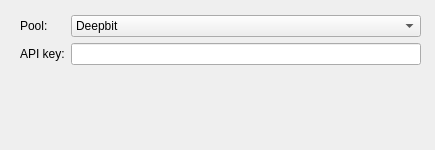
First picture: the form in contents/ui/settings_general.ui, repository KNIGHTTH0R/plasma-widget-bitcoinmonitor, before the edit.
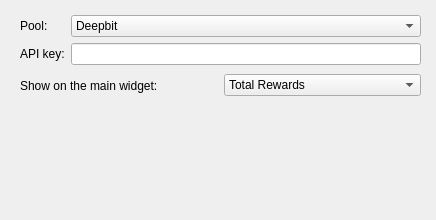
Second picture: the form after the edit. Custom widgets are drawn as their Qt base class.

Commit message: Add an option to set the value shown in the main widget.

Patch:
```diff
--- a/contents/ui/settings_general.ui
+++ b/contents/ui/settings_general.ui
@@ -6,8 +6,8 @@
    <rect>
     <x>0</x>
     <y>0</y>
-    <width>435</width>
-    <height>150</height>
+    <width>436</width>
+    <height>220</height>
    </rect>
   </property>
   <property name="sizePolicy">
@@ -19,7 +19,7 @@
   <property name="minimumSize">
    <size>
     <width>435</width>
-    <height>150</height>
+    <height>220</height>
    </size>
   </property>
   <widget class="QWidget" name="layoutWidget">
@@ -97,6 +97,54 @@
     </item>
    </layout>
   </widget>
+  <widget class="QWidget" name="layoutWidget">
+   <property name="geometry">
+    <rect>
+     <x>20</x>
+     <y>70</y>
+     <width>401</width>
+     <height>31</height>
+    </rect>
+   </property>
+   <layout class="QHBoxLayout" name="horizontalLayout">
+    <item>
+     <widget class="QLabel" name="label_3">
+      <property name="text">
+       <string>Show on the main widget:</string>
+      </property>
+     </widget>
+    </item>
+    <item>
+     <widget class="KComboBox" name="mainvalue">
+      <item>
+       <property name="text">
+        <string>Total Rewards</string>
+       </property>
+      </item>
+      <item>
+       <property name="text">
+        <string>Confirmed Rewards</string>
+       </property>
+      </item>
+      <item>
+       <property name="text">
+        <string>Unconfirmed Rewards</string>
+       </property>
+      </item>
+      <item>
+       <property name="text">
+        <string>Estimated Rewards</string>
+       </property>
+      </item>
+      <item>
+       <property name="text">
+        <string>Hashrate</string>
+       </property>
+      </item>
+     </widget>
+    </item>
+   </layout>
+  </widget>
  </widget>
  <customwidgets>
   <customwidget>
```
The commit also changes 1 other file.
